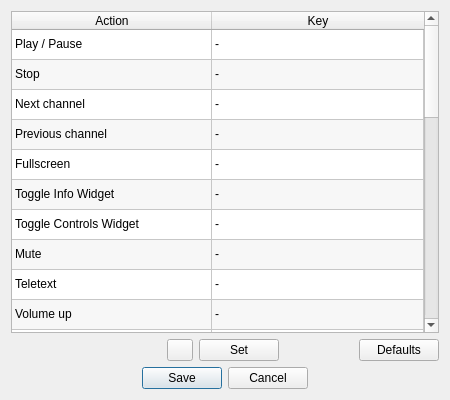
ntadej/tano, file src/widgets/settings/SettingsDialogShortcuts.ui: the form before one commit.
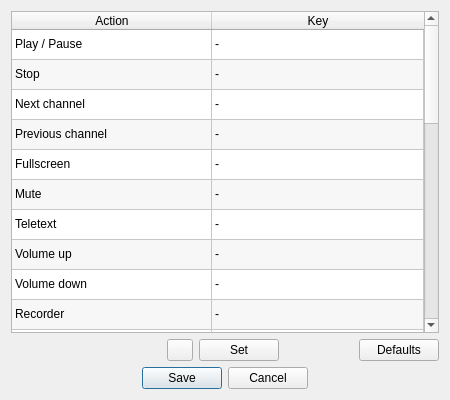
The form after the commit. Icons and pictures are not drawn. Custom widgets are drawn as their Qt base class.

Commit message: [widgets] Fix shortcuts edit

The edit to the form file:
```diff
--- a/src/widgets/settings/SettingsDialogShortcuts.ui
+++ b/src/widgets/settings/SettingsDialogShortcuts.ui
@@ -100,16 +100,6 @@
        <string notr="true"/>
       </property>
      </row>
-     <row>
-      <property name="text">
-       <string notr="true"/>
-      </property>
-     </row>
-     <row>
-      <property name="text">
-       <string notr="true"/>
-      </property>
-     </row>
      <row>
       <property name="text">
        <string/>
@@ -282,7 +272,10 @@
      </item>
      <item row="5" column="0">
       <property name="text">
-       <string>Toggle Info Widget</string>
+       <string>Mute</string>
+      </property>
+      <property name="flags">
+       <set>ItemIsDragEnabled|ItemIsUserCheckable|ItemIsEnabled</set>
       </property>
      </item>
      <item row="5" column="1">
@@ -292,7 +285,10 @@
      </item>
      <item row="6" column="0">
       <property name="text">
-       <string>Toggle Controls Widget</string>
+       <string>Teletext</string>
+      </property>
+      <property name="flags">
+       <set>ItemIsDragEnabled|ItemIsUserCheckable|ItemIsEnabled</set>
       </property>
      </item>
      <item row="6" column="1">
@@ -302,7 +298,7 @@
      </item>
      <item row="7" column="0">
       <property name="text">
-       <string>Mute</string>
+       <string>Volume up</string>
       </property>
       <property name="flags">
        <set>ItemIsDragEnabled|ItemIsUserCheckable|ItemIsEnabled</set>
@@ -315,7 +311,7 @@
      </item>
      <item row="8" column="0">
       <property name="text">
-       <string>Teletext</string>
+       <string>Volume down</string>
       </property>
       <property name="flags">
        <set>ItemIsDragEnabled|ItemIsUserCheckable|ItemIsEnabled</set>
@@ -328,7 +324,7 @@
      </item>
      <item row="9" column="0">
       <property name="text">
-       <string>Volume up</string>
+       <string>Recorder</string>
       </property>
       <property name="flags">
        <set>ItemIsDragEnabled|ItemIsUserCheckable|ItemIsEnabled</set>
@@ -341,7 +337,7 @@
      </item>
      <item row="10" column="0">
       <property name="text">
-       <string>Volume down</string>
+       <string>Schedule</string>
       </property>
       <property name="flags">
        <set>ItemIsDragEnabled|ItemIsUserCheckable|ItemIsEnabled</set>
@@ -354,10 +350,7 @@
      </item>
      <item row="11" column="0">
       <property name="text">
-       <string>Recorder</string>
-      </property>
-      <property name="flags">
-       <set>ItemIsDragEnabled|ItemIsUserCheckable|ItemIsEnabled</set>
+       <string>Current show info</string>
       </property>
      </item>
      <item row="11" column="1">
@@ -367,7 +360,7 @@
      </item>
      <item row="12" column="0">
       <property name="text">
-       <string>Schedule</string>
+       <string>Open File</string>
       </property>
       <property name="flags">
        <set>ItemIsDragEnabled|ItemIsUserCheckable|ItemIsEnabled</set>
@@ -380,7 +373,10 @@
      </item>
      <item row="13" column="0">
       <property name="text">
-       <string>Current show info</string>
+       <string>Open URL</string>
+      </property>
+      <property name="flags">
+       <set>ItemIsDragEnabled|ItemIsUserCheckable|ItemIsEnabled</set>
       </property>
      </item>
      <item row="13" column="1">
@@ -390,7 +386,7 @@
      </item>
      <item row="14" column="0">
       <property name="text">
-       <string>Open File</string>
+       <string>Open Channel list</string>
       </property>
       <property name="flags">
        <set>ItemIsDragEnabled|ItemIsUserCheckable|ItemIsEnabled</set>
@@ -403,7 +399,7 @@
      </item>
      <item row="15" column="0">
       <property name="text">
-       <string>Open URL</string>
+       <string>Settings</string>
       </property>
       <property name="flags">
        <set>ItemIsDragEnabled|ItemIsUserCheckable|ItemIsEnabled</set>
@@ -416,10 +412,7 @@
      </item>
      <item row="16" column="0">
       <property name="text">
-       <string>Open Channel list</string>
-      </property>
-      <property name="flags">
-       <set>ItemIsDragEnabled|ItemIsUserCheckable|ItemIsEnabled</set>
+       <string>Keyboard shortcuts</string>
       </property>
      </item>
      <item row="16" column="1">
@@ -429,7 +422,7 @@
      </item>
      <item row="17" column="0">
       <property name="text">
-       <string>Settings</string>
+       <string>Always on top</string>
       </property>
       <property name="flags">
        <set>ItemIsDragEnabled|ItemIsUserCheckable|ItemIsEnabled</set>
@@ -442,7 +435,10 @@
      </item>
      <item row="18" column="0">
       <property name="text">
-       <string>Keyboard shortcuts</string>
+       <string>Simple Mode</string>
+      </property>
+      <property name="flags">
+       <set>ItemIsDragEnabled|ItemIsUserCheckable|ItemIsEnabled</set>
       </property>
      </item>
      <item row="18" column="1">
@@ -452,7 +448,7 @@
      </item>
      <item row="19" column="0">
       <property name="text">
-       <string>Always on top</string>
+       <string>Hide to tray</string>
       </property>
       <property name="flags">
        <set>ItemIsDragEnabled|ItemIsUserCheckable|ItemIsEnabled</set>
@@ -465,10 +461,7 @@
      </item>
      <item row="20" column="0">
       <property name="text">
-       <string>Simple Mode</string>
-      </property>
-      <property name="flags">
-       <set>ItemIsDragEnabled|ItemIsUserCheckable|ItemIsEnabled</set>
+       <string>Instant recording</string>
       </property>
      </item>
      <item row="20" column="1">
@@ -478,10 +471,7 @@
      </item>
      <item row="21" column="0">
       <property name="text">
-       <string>Hide to tray</string>
-      </property>
-      <property name="flags">
-       <set>ItemIsDragEnabled|ItemIsUserCheckable|ItemIsEnabled</set>
+       <string>Take snapshot</string>
       </property>
      </item>
      <item row="21" column="1">
@@ -491,7 +481,7 @@
      </item>
      <item row="22" column="0">
       <property name="text">
-       <string>Instant recording</string>
+       <string>Preview channels</string>
       </property>
      </item>
      <item row="22" column="1">
@@ -501,7 +491,7 @@
      </item>
      <item row="23" column="0">
       <property name="text">
-       <string>Take snapshot</string>
+       <string>Next audio track</string>
       </property>
      </item>
      <item row="23" column="1">
@@ -511,7 +501,7 @@
      </item>
      <item row="24" column="0">
       <property name="text">
-       <string>Preview channels</string>
+       <string>Next video track</string>
       </property>
      </item>
      <item row="24" column="1">
@@ -521,7 +511,7 @@
      </item>
      <item row="25" column="0">
       <property name="text">
-       <string>Next audio track</string>
+       <string>Next subtitle track</string>
       </property>
      </item>
      <item row="25" column="1">
@@ -531,7 +521,7 @@
      </item>
      <item row="26" column="0">
       <property name="text">
-       <string>Next video track</string>
+       <string>Next aspect ratio mode</string>
       </property>
      </item>
      <item row="26" column="1">
@@ -541,7 +531,7 @@
      </item>
      <item row="27" column="0">
       <property name="text">
-       <string>Next subtitle track</string>
+       <string>Next crop mode</string>
       </property>
      </item>
      <item row="27" column="1">
@@ -551,7 +541,7 @@
      </item>
      <item row="28" column="0">
       <property name="text">
-       <string>Next aspect ratio mode</string>
+       <string>Next scale/zoom mode</string>
       </property>
      </item>
      <item row="28" column="1">
@@ -561,30 +551,10 @@
      </item>
      <item row="29" column="0">
       <property name="text">
-       <string>Next crop mode</string>
-      </property>
-     </item>
-     <item row="29" column="1">
-      <property name="text">
-       <string notr="true">-</string>
-      </property>
-     </item>
-     <item row="30" column="0">
-      <property name="text">
-       <string>Next scale/zoom mode</string>
-      </property>
-     </item>
-     <item row="30" column="1">
-      <property name="text">
-       <string>-</string>
-      </property>
-     </item>
-     <item row="31" column="0">
-      <property name="text">
        <string>Next deinterlace mode</string>
       </property>
      </item>
-     <item row="31" column="1">
+     <item row="29" column="1">
       <property name="text">
        <string notr="true">-</string>
       </property>
```
Left out of the diff: 10 changed lines with no effect on the pictures.
